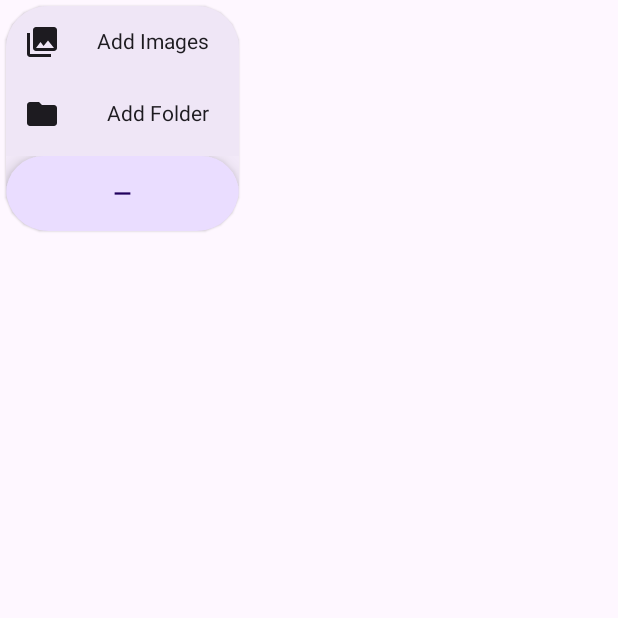
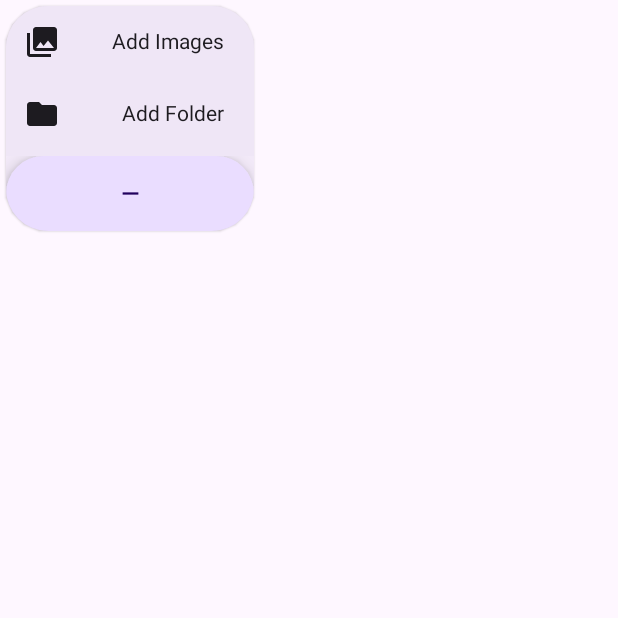
Before and after one commit to Anthonyy232/Paperize, an Android app built with Jetpack Compose: the composable AddAlbumAnimatedFab shown on its own in the app's theme, after a tap on "Add wallpaper", on a phone screen of 412 x 824 dp, the top half of it. Run offline under Robolectric (Android 15) with nearby library versions, the phone set to English and light mode, and no system bars.

Commit message:
Fixed "Add images" text on FAB disappearing at the end of animation Fixed scheduling wrong time for wallpaper changing on startup

```diff
--- a/app/src/main/java/com/anthonyla/paperize/feature/wallpaper/presentation/MainActivity.kt
+++ b/app/src/main/java/com/anthonyla/paperize/feature/wallpaper/presentation/MainActivity.kt
@@ -88,6 +88,7 @@ class MainActivity : ComponentActivity() {
                         if (!isAlreadyRunning) {
                             val intent = Intent(context, WallpaperService::class.java).apply {
                                 action = WallpaperService.Actions.START.toString()
+                                putExtra("timeInMinutes", settingsState.value.interval)
                             }
                             context.startForegroundService(intent)
                         }
--- a/app/src/main/java/com/anthonyla/paperize/feature/wallpaper/presentation/add_album_screen/components/AddAlbumAnimatedFab.kt
+++ b/app/src/main/java/com/anthonyla/paperize/feature/wallpaper/presentation/add_album_screen/components/AddAlbumAnimatedFab.kt
@@ -60,7 +60,7 @@ fun AddAlbumAnimatedFab(
 
     BackHandler(expanded) { expanded = false }
 
-    val expandHorizontalSize = Pair(155.dp, 90.dp)
+    val expandHorizontalSize = Pair(165.dp, 90.dp)
     val expandHorizontally by fabTransition.animateDp(
         transitionSpec = { spring(dampingRatio = Spring.DampingRatioMediumBouncy, stiffness = Spring.StiffnessLow) }, label = "",
         targetValueByState = { isExpanded ->
```
